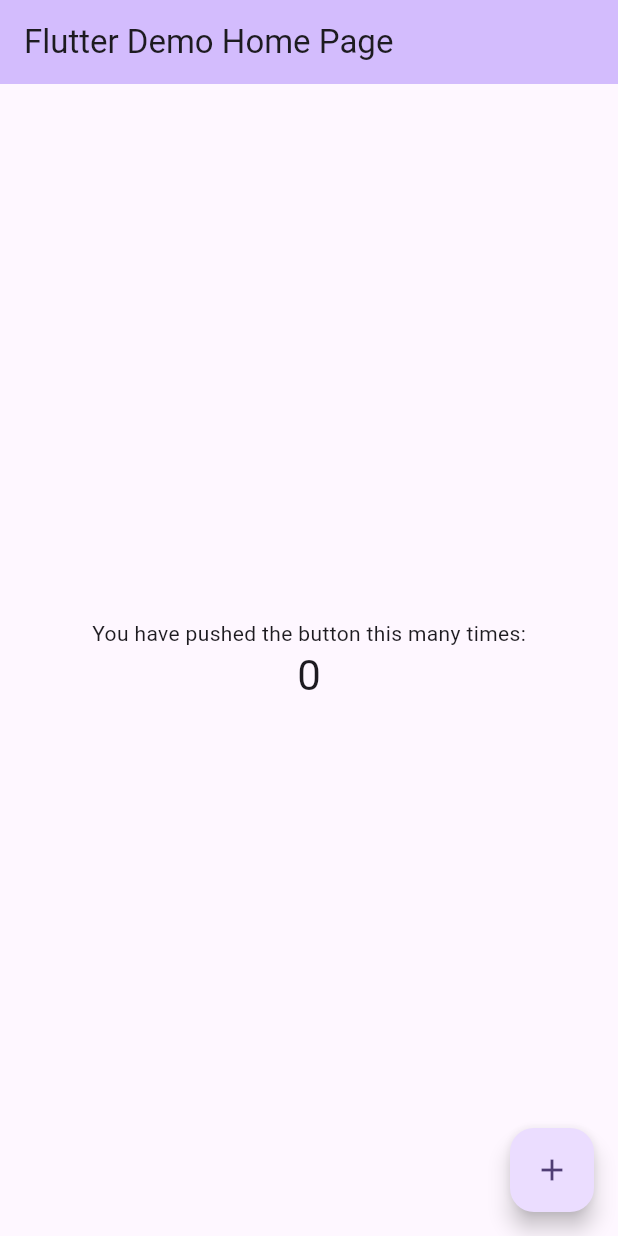
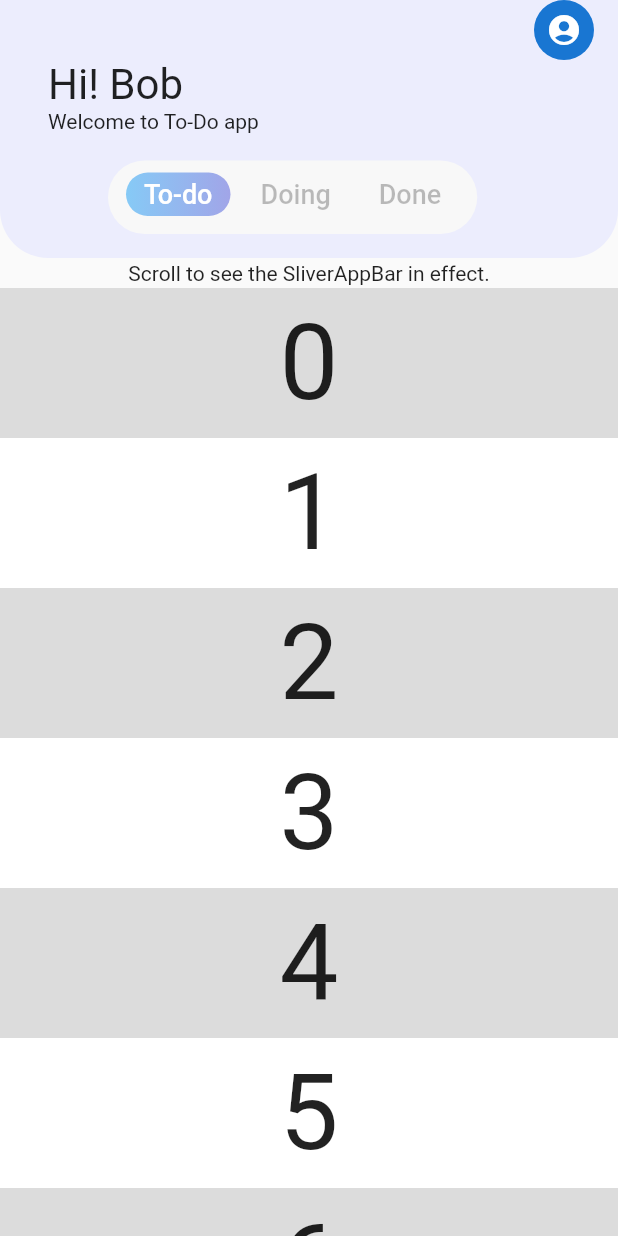
Before and after one commit to ThanapongR/todo_app, a Flutter app: the screen it shows after launch, on a phone screen of 412 x 824 dp. Run offline on Flutter 3.47's test engine with Material 2 defaults, Android fonts, the phone set to English and light mode, and no system bars.

Commit message:
add appbar

```diff
--- a/lib/main.dart
+++ b/lib/main.dart
@@ -1,4 +1,5 @@
 import 'package:flutter/material.dart';
+import 'package:todo_app/screens/todo_screen.dart';
 
 void main() {
   runApp(const MyApp());
@@ -11,115 +12,12 @@ class MyApp extends StatelessWidget {
   @override
   Widget build(BuildContext context) {
     return MaterialApp(
-      title: 'Flutter Demo',
+      debugShowCheckedModeBanner: false,
+      title: 'ToDo',
       theme: ThemeData(
-        // This is the theme of your application.
-        //
-        // TRY THIS: Try running your application with "flutter run". You'll see
-        // the application has a blue toolbar. Then, without quitting the app,
-        // try changing the seedColor in the colorScheme below to Colors.green
-        // and then invoke "hot reload" (save your changes or press the "hot
-        // reload" button in a Flutter-supported IDE, or press "r" if you used
-        // the command line to start the app).
-        //
-        // Notice that the counter didn't reset back to zero; the application
-        // state is not lost during the reload. To reset the state, use hot
-        // restart instead.
-        //
-        // This works for code too, not just values: Most code changes can be
-        // tested with just a hot reload.
-        colorScheme: ColorScheme.fromSeed(seedColor: Colors.deepPurple),
-        useMaterial3: true,
-      ),
-      home: const MyHomePage(title: 'Flutter Demo Home Page'),
+          // colorScheme: ColorScheme.fromSeed(seedColor: Colors.red),
+          ),
+      home: const ToDoScreen(),
     );
   }
 }
-
-class MyHomePage extends StatefulWidget {
-  const MyHomePage({super.key, required this.title});
-
-  // This widget is the home page of your application. It is stateful, meaning
-  // that it has a State object (defined below) that contains fields that affect
-  // how it looks.
-
-  // This class is the configuration for the state. It holds the values (in this
-  // case the title) provided by the parent (in this case the App widget) and
-  // used by the build method of the State. Fields in a Widget subclass are
-  // always marked "final".
-
-  final String title;
-
-  @override
-  State<MyHomePage> createState() => _MyHomePageState();
-}
-
-class _MyHomePageState extends State<MyHomePage> {
-  int _counter = 0;
-
-  void _incrementCounter() {
-    setState(() {
-      // This call to setState tells the Flutter framework that something has
-      // changed in this State, which causes it to rerun the build method below
-      // so that the display can reflect the updated values. If we changed
-      // _counter without calling setState(), then the build method would not be
-      // called again, and so nothing would appear to happen.
-      _counter++;
-    });
-  }
-
-  @override
-  Widget build(BuildContext context) {
-    // This method is rerun every time setState is called, for instance as done
-    // by the _incrementCounter method above.
-    //
-    // The Flutter framework has been optimized to make rerunning build methods
-    // fast, so that you can just rebuild anything that needs updating rather
-    // than having to individually change instances of widgets.
-    return Scaffold(
-      appBar: AppBar(
-        // TRY THIS: Try changing the color here to a specific color (to
-        // Colors.amber, perhaps?) and trigger a hot reload to see the AppBar
-        // change color while the other colors stay the same.
-        backgroundColor: Theme.of(context).colorScheme.inversePrimary,
-        // Here we take the value from the MyHomePage object that was created by
-        // the App.build method, and use it to set our appbar title.
-        title: Text(widget.title),
-      ),
-      body: Center(
-        // Center is a layout widget. It takes a single child and positions it
-        // in the middle of the parent.
-        child: Column(
-          // Column is also a layout widget. It takes a list of children and
-          // arranges them vertically. By default, it sizes itself to fit its
-          // children horizontally, and tries to be as tall as its parent.
-          //
-          // Column has various properties to control how it sizes itself and
-          // how it positions its children. Here we use mainAxisAlignment to
-          // center the children vertically; the main axis here is the vertical
-          // axis because Columns are vertical (the cross axis would be
-          // horizontal).
-          //
-          // TRY THIS: Invoke "debug painting" (choose the "Toggle Debug Paint"
-          // action in the IDE, or press "p" in the console), to see the
-          // wireframe for each widget.
-          mainAxisAlignment: MainAxisAlignment.center,
-          children: <Widget>[
-            const Text(
-              'You have pushed the button this many times:',
-            ),
-            Text(
-              '$_counter',
-              style: Theme.of(context).textTheme.headlineMedium,
-            ),
-          ],
-        ),
-      ),
-      floatingActionButton: FloatingActionButton(
-        onPressed: _incrementCounter,
-        tooltip: 'Increment',
-        child: const Icon(Icons.add),
-      ), // This trailing comma makes auto-formatting nicer for build methods.
-    );
-  }
-}
--- /dev/null
+++ b/lib/screens/todo_screen.dart
@@ -0,0 +1,170 @@
+import 'package:flutter/material.dart';
+
+class ToDoScreen extends StatelessWidget {
+  const ToDoScreen({Key? key}) : super(key: key);
+
+  @override
+  Widget build(BuildContext context) {
+    return Scaffold(
+      body: CustomScrollView(
+        slivers: <Widget>[
+          SliverAppBar(
+            pinned: true,
+            snap: true,
+            floating: true,
+            expandedHeight: 172.0,
+            collapsedHeight: 72.0,
+            elevation: 0.0,
+            shape: const RoundedRectangleBorder(
+              borderRadius: BorderRadius.only(
+                bottomLeft: Radius.circular(32.0),
+                bottomRight: Radius.circular(32.0),
+              ),
+            ),
+            flexibleSpace: FlexibleSpaceBar(
+              expandedTitleScale: 1.0,
+              title: const SafeArea(
+                child: ToDoBadge(),
+              ),
+              background: SafeArea(
+                child: Container(
+                  padding: const EdgeInsets.only(left: 32.0, right: 16.0),
+                  child: Column(
+                    crossAxisAlignment: CrossAxisAlignment.stretch,
+                    children: [
+                      Container(
+                        alignment: Alignment.centerRight,
+                        child: const CircleAvatar(
+                          child: Icon(Icons.account_circle),
+                        ),
+                      ),
+                      const Text(
+                        "Hi! Bob",
+                        style: TextStyle(fontSize: 28.0),
+                      ),
+                      const Text("Welcome to To-Do app"),
+                    ],
+                  ),
+                ),
+              ),
+            ),
+            backgroundColor: const Color(0xFFECEDFD),
+          ),
+          const SliverToBoxAdapter(
+            child: SizedBox(
+              height: 20,
+              child: Center(
+                child: Text('Scroll to see the SliverAppBar in effect.'),
+              ),
+            ),
+          ),
+          SliverList(
+            delegate: SliverChildBuilderDelegate(
+              (BuildContext context, int index) {
+                return Container(
+                  color: index.isOdd ? Colors.white : Colors.black12,
+                  height: 100.0,
+                  child: Center(
+                    child: Text('$index', textScaleFactor: 5),
+                  ),
+                );
+              },
+              childCount: 20,
+            ),
+          ),
+        ],
+      ),
+    );
+  }
+}
+
+class ToDoBadge extends StatelessWidget {
+  const ToDoBadge({
+    super.key,
+  });
+
+  @override
+  Widget build(BuildContext context) {
+    return Container(
+      padding: const EdgeInsets.only(
+        left: 12.0,
+        top: 8.0,
+        right: 12.0,
+        bottom: 12.0,
+      ),
+      decoration: BoxDecoration(
+        color: const Color(0xFFF8F8F8),
+        borderRadius: BorderRadius.circular(32.0),
+      ),
+      child: const Row(
+        mainAxisSize: MainAxisSize.min,
+        children: [
+          Badge(
+            selected: true,
+            title: 'To-do',
+          ),
+          SizedBox(
+            width: 8.0,
+          ),
+          Badge(
+            selected: false,
+            title: 'Doing',
+          ),
+          SizedBox(
+            width: 8.0,
+          ),
+          Badge(
+            selected: false,
+            title: 'Done',
+          ),
+        ],
+      ),
+    );
+  }
+}
+
+class Badge extends StatelessWidget {
+  final bool selected;
+  final String title;
+
+  const Badge({
+    super.key,
+    required this.selected,
+    required this.title,
+  });
+
+  @override
+  Widget build(BuildContext context) {
+    return Container(
+      padding: const EdgeInsets.only(
+        left: 12.0,
+        top: 4.0,
+        right: 12.0,
+        bottom: 4.0,
+      ),
+      decoration: selected
+          ? BoxDecoration(
+              gradient: const LinearGradient(
+                begin: Alignment.centerLeft,
+                end: Alignment.centerRight,
+                colors: [
+                  Color(0xFF86CAF6),
+                  Color(0xFFA1A5E8),
+                ],
+              ),
+              borderRadius: BorderRadius.circular(32.0),
+            )
+          : BoxDecoration(
+              color: const Color(0xFFF8F8F8),
+              borderRadius: BorderRadius.circular(32.0),
+            ),
+      child: Text(
+        title,
+        style: TextStyle(
+          fontSize: 18.0,
+          color: selected ? Colors.white : Colors.black26,
+        ),
+      ),
+    );
+  }
+}
```
